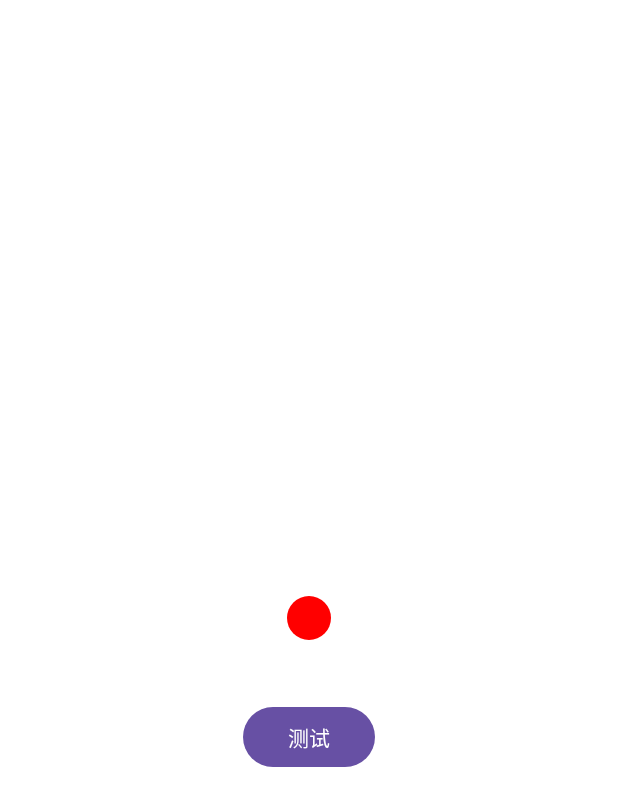
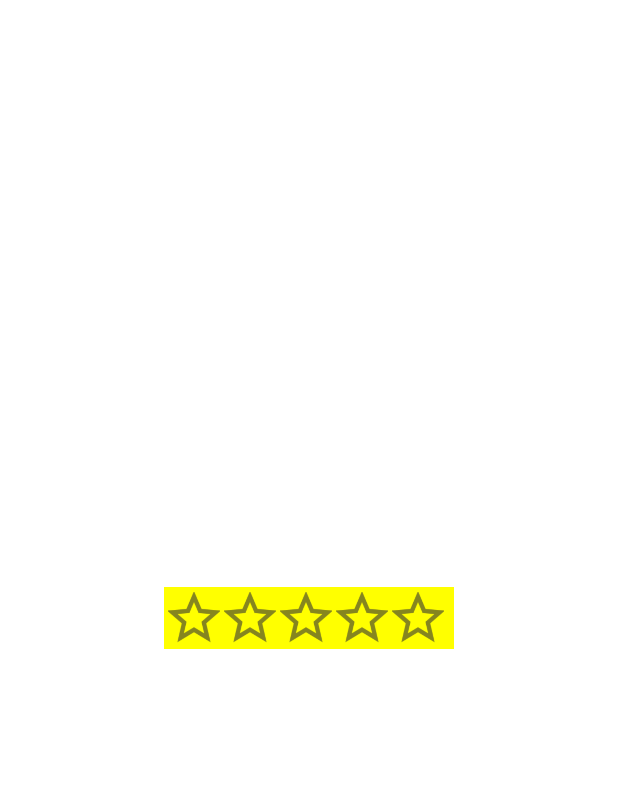
Before and after one commit to NobodyCaiCai/hongchenglearing, an Android app: the screen it shows after launch (MainActivity), on a phone screen of 412 x 824 dp. Shown: the top 806 px of the screen. Run offline under Robolectric (Android 15) with nearby library versions, the phone set to English and light mode, and no system bars.

Commit message:
custom view: RatingBar

```diff
--- a/app/src/main/java/com/caicai/myapplication/MainActivity.kt
+++ b/app/src/main/java/com/caicai/myapplication/MainActivity.kt
@@ -29,9 +29,9 @@ class MainActivity : AppCompatActivity() {
 //            testProgressBar()
 //        }
         // 测试ShapeView
-        findViewById<Button>(R.id.test_shape_view_button).setOnClickListener {
-            testShapeView()
-        }
+//        findViewById<Button>(R.id.test_shape_view_button).setOnClickListener {
+//            testShapeView()
+//        }
     }
 
     private fun testShapeView() {
--- a/app/src/main/java/com/caicai/myapplication/customView4_colorTextView/ColorTrackTextView.java
+++ b/app/src/main/java/com/caicai/myapplication/customView4_colorTextView/ColorTrackTextView.java
@@ -19,7 +19,7 @@ public class ColorTrackTextView extends androidx.appcompat.widget.AppCompatTextV
 
     public enum Direction {
         LEFT_TO_RIGHT,  // changeColor 从左变化到右边
-        RIGHT_TO_LEFT   // originColor 从左变化到右边
+        RIGHT_TO_LEFT   // changeColor 从右变化到左边
     }
 
     public ColorTrackTextView(Context context) {
--- /dev/null
+++ b/app/src/main/java/com/caicai/myapplication/customView7_ratingbar/RatingBar.java
@@ -0,0 +1,113 @@
+package com.caicai.myapplication.customView7_ratingbar;
+
+import android.content.Context;
+import android.content.res.TypedArray;
+import android.graphics.Bitmap;
+import android.graphics.BitmapFactory;
+import android.graphics.Canvas;
+import android.graphics.Matrix;
+import android.graphics.Paint;
+import android.util.AttributeSet;
+import android.util.TypedValue;
+import android.view.MotionEvent;
+import android.view.View;
+
+import androidx.annotation.NonNull;
+import androidx.annotation.Nullable;
+
+import com.caicai.myapplication.R;
+
+public class RatingBar extends View {
+
+    private static final String TAG = "RatingBar";
+    private final Bitmap mStartNormal;
+    private final Bitmap mStartFocus;
+    private final int mGradeNumber;
+    private final int mDistanceGap;
+    private int mCurGrade = 0;
+
+    public RatingBar(Context context) {
+        this(context, null);
+    }
+
+    public RatingBar(Context context, @Nullable AttributeSet attrs) {
+        this(context, attrs, 0);
+    }
+
+    public RatingBar(Context context, @Nullable AttributeSet attrs, int defStyleAttr) {
+        super(context, attrs, defStyleAttr);
+        TypedArray typedArray = context.obtainStyledAttributes(attrs, R.styleable.RatingBar);
+        int startNormalId = typedArray.getResourceId(R.styleable.RatingBar_startNormal, R.drawable.star_normal);
+        int startFocusId = typedArray.getResourceId(R.styleable.RatingBar_startFocus, R.drawable.star_pressed);
+        mGradeNumber = typedArray.getInt(R.styleable.RatingBar_gradeNumber, 5);
+        mStartNormal = zoomImg2(BitmapFactory.decodeResource(getResources(),startNormalId), spToDp(35), spToDp(35));
+        mStartFocus = zoomImg2(BitmapFactory.decodeResource(getResources(), startFocusId), spToDp(35), spToDp(35));
+        mDistanceGap = spToDp(typedArray.getDimensionPixelSize(R.styleable.RatingBar_distanceGap, 0));
+        typedArray.recycle();
+    }
+
+    // 压缩bitmap，解决图片过大的问题
+    private static Bitmap zoomImg2(Bitmap bm, int targetWidth, int targetHeight) {
+        int srcWidth = bm.getWidth();
+        int srcHeight = bm.getHeight();
+        float widthScale = targetWidth * 1.0f / srcWidth;
+        float heightScale = targetHeight * 1.0f / srcHeight;
+        Matrix matrix = new Matrix();
+        matrix.postScale(widthScale, heightScale, 0, 0);
+        Bitmap bmpRet = Bitmap.createBitmap(targetWidth, targetHeight, Bitmap.Config.ARGB_8888);
+        Canvas canvas = new Canvas(bmpRet);
+        Paint paint = new Paint();
+        canvas.drawBitmap(bm, matrix, paint);
+        return bmpRet;
+    }
+
+    private int spToDp(int sp) {
+        return (int) TypedValue.applyDimension(TypedValue.COMPLEX_UNIT_SP, sp, getResources().getDisplayMetrics());
+    }
+
+    @Override
+    protected void onMeasure(int widthMeasureSpec, int heightMeasureSpec) {
+        super.onMeasure(widthMeasureSpec, heightMeasureSpec);
+        // 宽度：mGradeNumber个星星的高度 + padding + 每个星星之间的间距
+        int width = getPaddingLeft() + getPaddingRight() + mStartFocus.getWidth() * mGradeNumber + mDistanceGap * mGradeNumber;
+        // 高度：一张图片的高度
+        int height = getPaddingBottom() + getPaddingTop() + mStartFocus.getHeight();
+        setMeasuredDimension(width, height);
+    }
+
+    @Override
+    protected void onDraw(@NonNull Canvas canvas) {
+        for (int i = 0; i < mGradeNumber; i++) {
+            int left = mDistanceGap;
+            if (i != 0) left = i * (mStartNormal.getWidth() + mDistanceGap) + mDistanceGap;
+            if (i >= mCurGrade) {
+                canvas.drawBitmap(mStartNormal, left, getPaddingTop() ,null);
+            } else {
+                canvas.drawBitmap(mStartFocus, left, getPaddingTop() ,null);
+            }
+        }
+    }
+
+    @Override
+    public boolean onTouchEvent(MotionEvent event) {
+        // 处理手指的位置，根据当前位置计算出分数，然后刷新显示
+        switch (event.getAction()) {
+            case MotionEvent.ACTION_MOVE:
+                // getX: 相对应父布局的距离
+                // getRawX: 相对于屏幕的距离
+                performClick();
+                float moveX = event.getX();
+                int currentGrade = (int) (moveX / (getWidth() / 5) + 1);
+                if (currentGrade != mCurGrade) {
+                    mCurGrade = currentGrade;
+                    invalidate();
+                }
+        }
+        return true;
+    }
+
+    @Override
+    public boolean performClick() {
+        return super.performClick();
+    }
+}
--- a/app/src/main/res/layout/activity_main.xml
+++ b/app/src/main/res/layout/activity_main.xml
@@ -111,6 +111,7 @@
         android:id="@+id/shapeView"
         android:layout_width="30dp"
         android:layout_height="30dp"
+        android:visibility="gone"
         app:layout_constraintBottom_toBottomOf="parent"
         app:layout_constraintEnd_toEndOf="parent"
         app:layout_constraintStart_toStartOf="parent"
@@ -122,7 +123,23 @@
         android:layout_height="wrap_content"
         android:text="@string/test"
         android:layout_marginTop="40dp"
+        android:visibility="gone"
         app:layout_constraintStart_toStartOf="parent"
         app:layout_constraintEnd_toEndOf="parent"
         app:layout_constraintTop_toBottomOf="@id/shapeView" />
+
+    <com.caicai.myapplication.customView7_ratingbar.RatingBar
+        android:id="@+id/ratingbar"
+        android:layout_width="wrap_content"
+        android:layout_height="wrap_content"
+        android:padding="3dp"
+        android:background="@color/yellow"
+        app:gradeNumber="5"
+        app:distanceGap="2dp"
+        app:startNormal="@drawable/star_normal"
+        app:startFocus="@drawable/star_pressed"
+        app:layout_constraintBottom_toBottomOf="parent"
+        app:layout_constraintEnd_toEndOf="parent"
+        app:layout_constraintStart_toStartOf="parent"
+        app:layout_constraintTop_toTopOf="parent" />
 </androidx.constraintlayout.widget.ConstraintLayout>
--- a/app/src/main/res/values/attrs.xml
+++ b/app/src/main/res/values/attrs.xml
@@ -32,4 +32,11 @@
         <attr name="progressTextSize" format="dimension"/>
         <attr name="processTextColor" format="color"/>
     </declare-styleable>
+
+    <declare-styleable name="RatingBar">
+        <attr name="startNormal" format="reference"/>
+        <attr name="startFocus" format="reference"/>
+        <attr name="gradeNumber" format="integer"/>
+        <attr name="distanceGap" format="dimension"/>
+    </declare-styleable>
 </resources>
--- a/app/src/main/res/values/colors.xml
+++ b/app/src/main/res/values/colors.xml
@@ -5,4 +5,6 @@
     <color name="red">#FF3333</color>
     <color name="blue">#6633ff</color>
     <color name="pink">#FFC0CB</color>
+    <color name="yellow">#FFFFFF00</color>
+    <color name="gray">#FFFFFF00</color>
 </resources>
```
Also changed, not shown: app/src/main/res/drawable/star_normal.png (added), app/src/main/res/drawable/star_pressed.png (added).
